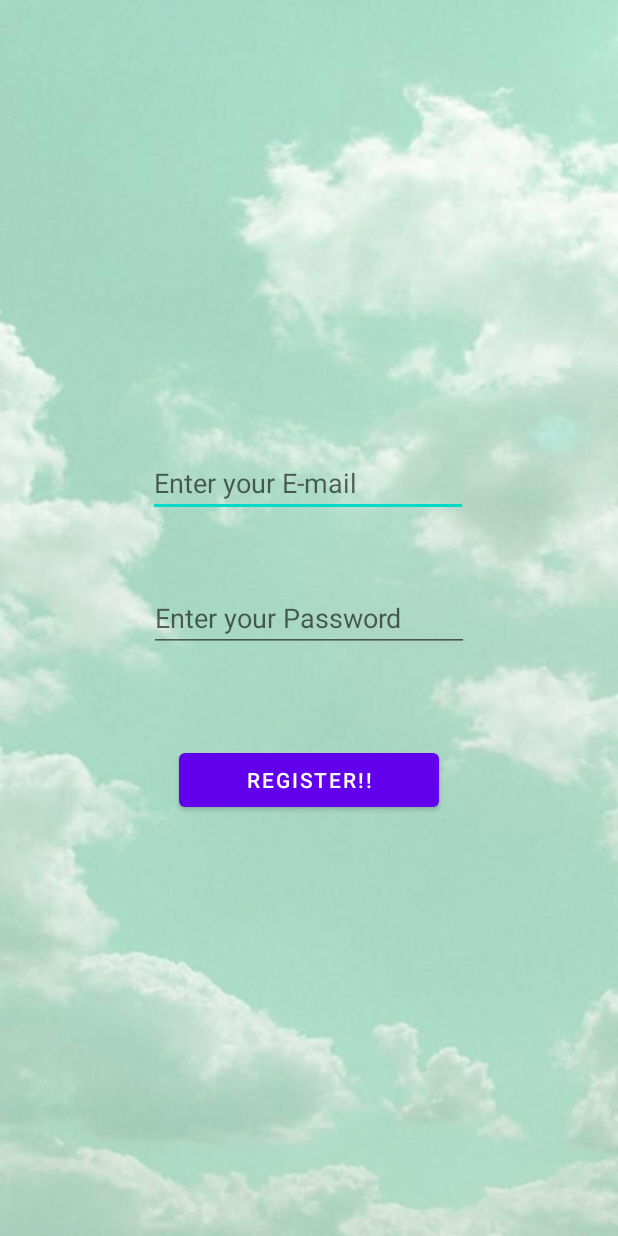
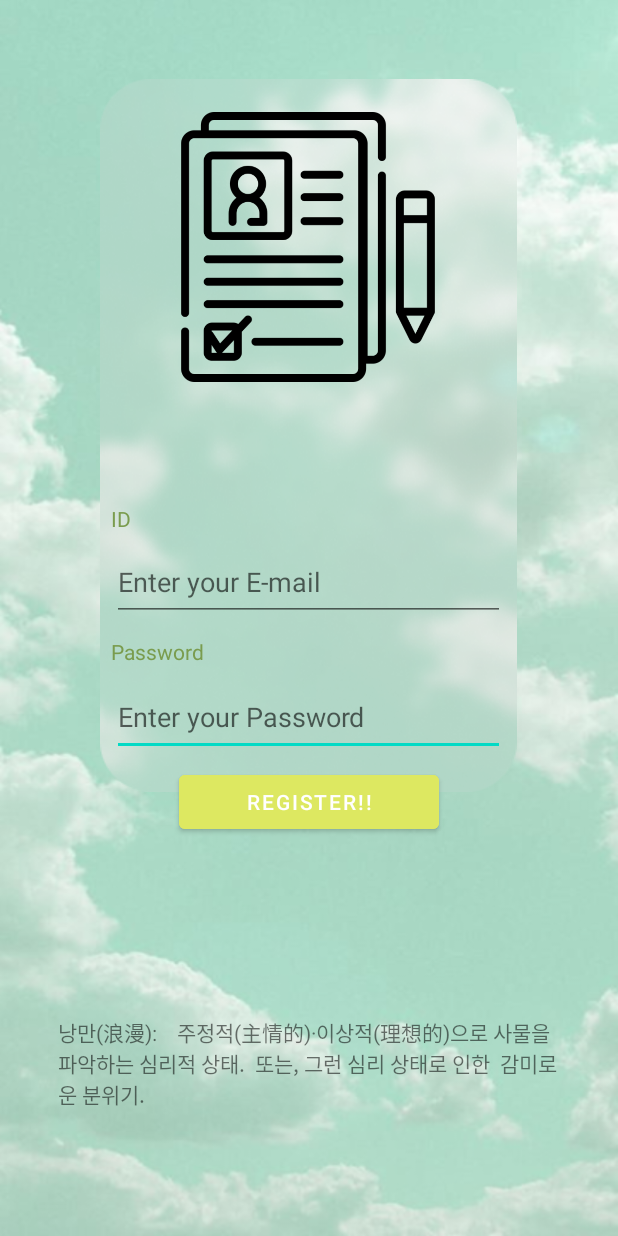
Before and after one commit to LifeIsRightward/2022_RomaticChaser-DIary, an Android app: the RegisterActivity screen opened directly, with no data from a screen before it, on a phone screen of 412 x 824 dp. Run offline under Robolectric (Android 15) with nearby library versions, the phone set to English and light mode, and no system bars; our stand-ins replace Firebase (no records; nobody signed in at launch, a user with empty details on screens opened directly).

Commit message:
firstshow,login,register finished

```diff
--- a/app/build.gradle
+++ b/app/build.gradle
@@ -56,15 +56,15 @@ dependencies {
     implementation 'com.google.firebase:firebase-analytics-ktx:21.1.0'
     implementation 'com.google.firebase:firebase-analytics:21.1.0' // 파이어베이스 앱 분석
     implementation 'com.google.firebase:firebase-core:21.1.0' // 파이어베이스 코어
-    implementation 'com.google.firebase:firebase-auth:21.0.6' // 파이어베이스 인증
+    implementation 'com.google.firebase:firebase-auth:21.0.7' // 파이어베이스 인증
     implementation 'com.firebaseui:firebase-ui-auth:8.0.1' // 파이어베이스 인증2
     implementation 'com.github.bumptech.glide:glide:4.13.2' // 글라이드 이미지 로딩
     annotationProcessor 'com.github.bumptech.glide:compiler:4.13.2' // 글라이드 이미지 로딩2
     // Add the dependencies for any other desired Firebase products
     // https://firebase.google.com/docs/android/setup#available-libraries
 
-    implementation 'com.google.firebase:firebase-bom:30.3.0'
-    implementation 'com.google.firebase:firebase-auth-ktx:21.0.6'
+    implementation 'com.google.firebase:firebase-bom:30.3.2'
+    implementation 'com.google.firebase:firebase-auth-ktx:21.0.7'
     implementation 'com.google.android.gms:play-services-auth:20.2.0'
 
 }
--- a/app/src/main/java/com/example/kotlinex1/LoginActivity.kt
+++ b/app/src/main/java/com/example/kotlinex1/LoginActivity.kt
@@ -41,7 +41,7 @@ class LoginActivity : AppCompatActivity() {
 
         //GoogleSignInClient 객체 초기화
         val gso = GoogleSignInOptions.Builder(GoogleSignInOptions.DEFAULT_SIGN_IN) //기본 로그인 방식 사용
-            .requestIdToken(getString(R.string.default_web_client_id))
+            .requestIdToken(getString(com.firebase.ui.auth.R.string.default_web_client_id))
             //requestIdToken :필수사항이다. 사용자의 식별값(token)을 사용하겠다.
             //(App이 구글에게 요청)
             .requestEmail()
--- a/app/src/main/res/layout/activity_register.xml
+++ b/app/src/main/res/layout/activity_register.xml
@@ -8,10 +8,48 @@
     android:background="@drawable/mainbackground"
     tools:context=".RegisterActivity">
 
+    <ImageView
+        android:id="@+id/Register_background_blur"
+        android:layout_width="wrap_content"
+        android:layout_height="wrap_content"
+        app:layout_constraintBottom_toBottomOf="parent"
+        app:layout_constraintEnd_toEndOf="parent"
+        app:layout_constraintHorizontal_bias="0.496"
+        app:layout_constraintStart_toStartOf="parent"
+        app:layout_constraintTop_toTopOf="parent"
+        app:layout_constraintVertical_bias="0.152"
+        app:srcCompat="@drawable/main_background_blur" />
+
+    <Button
+        android:id="@+id/Register_BNT"
+        android:layout_width="173dp"
+        android:layout_height="48dp"
+        android:text="Register!!"
+        android:backgroundTint="#DDE861"
+        app:layout_constraintBottom_toBottomOf="parent"
+        app:layout_constraintEnd_toEndOf="parent"
+        app:layout_constraintStart_toStartOf="parent"
+        app:layout_constraintTop_toTopOf="parent"
+        app:layout_constraintVertical_bias="0.658" />
+
+    <EditText
+        android:id="@+id/Register_User_Password"
+        android:layout_width="262dp"
+        android:layout_height="51dp"
+        android:ems="10"
+        android:hint="Enter your Password"
+        android:inputType="textPassword"
+        app:layout_constraintBottom_toBottomOf="parent"
+        app:layout_constraintEnd_toEndOf="parent"
+        app:layout_constraintHorizontal_bias="0.496"
+        app:layout_constraintStart_toStartOf="parent"
+        app:layout_constraintTop_toTopOf="parent"
+        app:layout_constraintVertical_bias="0.586" />
+
     <EditText
         android:id="@+id/Register_User_Email"
-        android:layout_width="wrap_content"
-        android:layout_height="wrap_content"
+        android:layout_width="262dp"
+        android:layout_height="51dp"
         android:ems="10"
         android:hint="Enter your E-mail"
         android:inputType="textEmailAddress"
@@ -20,29 +58,56 @@
         app:layout_constraintHorizontal_bias="0.497"
         app:layout_constraintStart_toStartOf="parent"
         app:layout_constraintTop_toTopOf="parent"
-        app:layout_constraintVertical_bias="0.384" />
+        app:layout_constraintVertical_bias="0.469" />
 
-    <EditText
-        android:id="@+id/Register_User_Password"
-        android:layout_width="wrap_content"
-        android:layout_height="wrap_content"
-        android:ems="10"
-        android:hint="Enter your Password"
-        android:inputType="textPassword"
+    <TextView
+        android:id="@+id/textView"
+        android:layout_width="67dp"
+        android:layout_height="21dp"
+        android:text="ID"
+        android:textColor="#7A9C4E"
         app:layout_constraintBottom_toBottomOf="parent"
         app:layout_constraintEnd_toEndOf="parent"
+        app:layout_constraintHorizontal_bias="0.215"
         app:layout_constraintStart_toStartOf="parent"
-        app:layout_constraintTop_toTopOf="parent" />
+        app:layout_constraintTop_toTopOf="parent"
+        app:layout_constraintVertical_bias="0.419" />
 
-    <Button
-        android:id="@+id/Register_BNT"
-        android:layout_width="173dp"
-        android:layout_height="48dp"
-        android:text="Register!!"
+    <TextView
+        android:id="@+id/textView2"
+        android:layout_width="67dp"
+        android:layout_height="21dp"
+        android:text="Password"
+        android:textColor="#7A9C4E"
         app:layout_constraintBottom_toBottomOf="parent"
         app:layout_constraintEnd_toEndOf="parent"
+        app:layout_constraintHorizontal_bias="0.215"
         app:layout_constraintStart_toStartOf="parent"
         app:layout_constraintTop_toTopOf="parent"
-        app:layout_constraintVertical_bias="0.639" />
+        app:layout_constraintVertical_bias="0.529" />
+
+    <TextView
+        android:id="@+id/Register_Explain_RomanceText"
+        android:layout_width="334dp"
+        android:layout_height="94dp"
+        android:text="낭만(浪漫):    주정적(主情的)·이상적(理想的)으로 사물을 파악하는 심리적 상태.  또는, 그런 심리 상태로 인한  감미로운 분위기.    "
+        app:layout_constraintBottom_toBottomOf="parent"
+        app:layout_constraintEnd_toEndOf="parent"
+        app:layout_constraintHorizontal_bias="0.493"
+        app:layout_constraintStart_toStartOf="parent"
+        app:layout_constraintTop_toTopOf="parent"
+        app:layout_constraintVertical_bias="0.929" />
+
+    <ImageView
+        android:id="@+id/imageView4"
+        android:layout_width="180dp"
+        android:layout_height="180dp"
+        app:layout_constraintBottom_toBottomOf="parent"
+        app:layout_constraintEnd_toEndOf="parent"
+        app:layout_constraintHorizontal_bias="0.497"
+        app:layout_constraintStart_toStartOf="parent"
+        app:layout_constraintTop_toTopOf="parent"
+        app:layout_constraintVertical_bias="0.116"
+        app:srcCompat="@drawable/registration_icon" />
 
 </androidx.constraintlayout.widget.ConstraintLayout>
--- a/build.gradle
+++ b/build.gradle
@@ -12,8 +12,8 @@ buildscript {
 }
 
 plugins {
-    id 'com.android.application' version '7.2.1' apply false
-    id 'com.android.library' version '7.2.1' apply false
+    id 'com.android.application' version '7.2.2' apply false
+    id 'com.android.library' version '7.2.2' apply false
     id 'org.jetbrains.kotlin.android' version '1.7.10' apply false
     id 'com.google.gms.google-services' version '4.3.10' apply false
 }
```
Also changed, not shown: app/src/main/res/layout/activity_firstshow.xml (+19 -15 lines), app/src/main/res/layout/activity_login.xml (+88 -50 lines).
